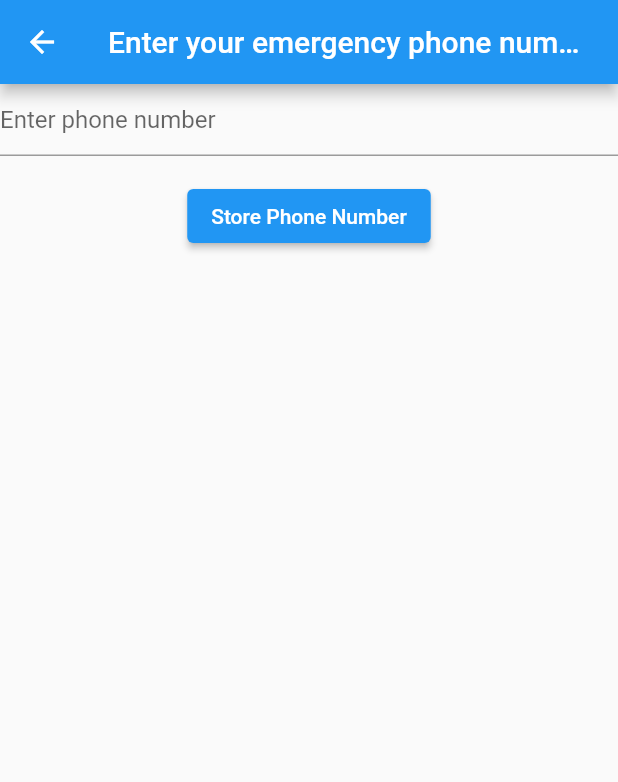
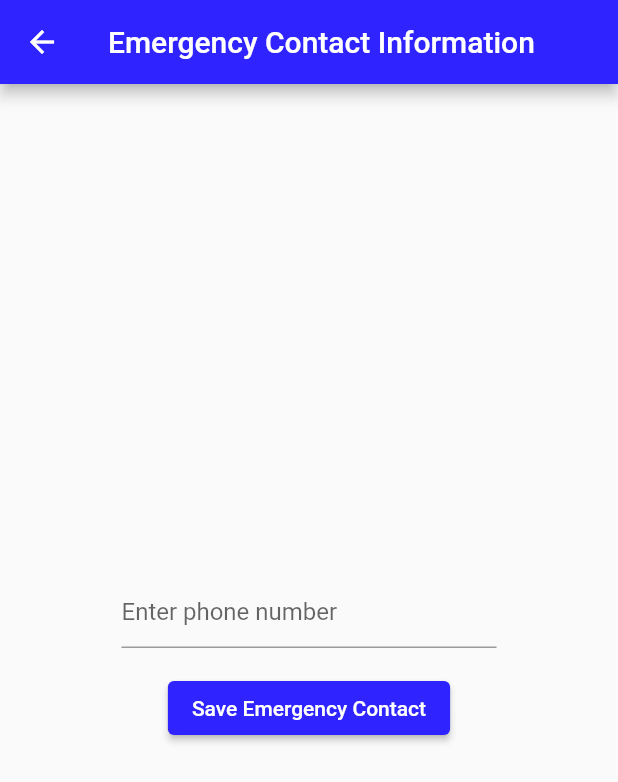
Before and after one commit to ofirmirkin/Athlete-Alert, a Flutter app: the EnterPhoneNum screen opened directly, on a phone screen of 412 x 824 dp. Shown: the top 782 px of the screen. Run offline on Flutter 3.47's test engine with Material 2 defaults, Android fonts, the phone set to English and light mode, and no system bars; our stand-ins replace awesome_snackbar_content, cloud_firestore, firebase_auth, firebase_core, firebase_database, flutter_dotenv and 5 more; missing offline and left inert: flutter_google_places, google_api_headers, google_maps_webservice, twilio_flutter; accounts and stored records are empty; network calls fail.

Commit message:
Updated PhoneDB UI

```diff
--- a/lib/phoneDB.dart
+++ b/lib/phoneDB.dart
@@ -49,20 +49,27 @@ class _EnterPhoneNumState extends State<EnterPhoneNum> {
   Widget build(BuildContext context) {
     return Scaffold(
       appBar: AppBar(
-        title: const Text('Enter your emergency phone number'),
+        backgroundColor: const Color.fromRGBO(47, 36, 255, 1),
+        title: const Text('Emergency Contact Information'),
+        centerTitle: true,
       ),
-      body: Column(
+      body: Center(
+        child: Column(
+          mainAxisAlignment: MainAxisAlignment.center,
           children: [
-          TextField(
+            SizedBox(
+              width: 250,
+              child: TextField(
                 keyboardType: TextInputType.number,
-            decoration: InputDecoration(
+                decoration: const InputDecoration(
                   hintText: 'Enter phone number',
                 ),
                 onChanged: (value) {
                   _storePhoneNumber(value);
                 },
               ),
-          SizedBox(height: 16),
+            ),
+            const SizedBox(height: 16),
             ElevatedButton(
               onPressed: () {
                 print("---------------- $phoneNumber");
@@ -70,9 +77,14 @@ class _EnterPhoneNumState extends State<EnterPhoneNum> {
                 Navigator.pop(context);
                 Navigator.pop(context);
               },
-            child: Text('Store Phone Number'),
+              style: ElevatedButton.styleFrom(
+                backgroundColor:
+                    Color.fromRGBO(47, 36, 255, 1), // Background color
+              ),
+              child: const Text('Save Emergency Contact'),
             ),
           ],
+        ),
       ),
     );
   }
```
Lines whose indentation alone changed are shown as unchanged.
